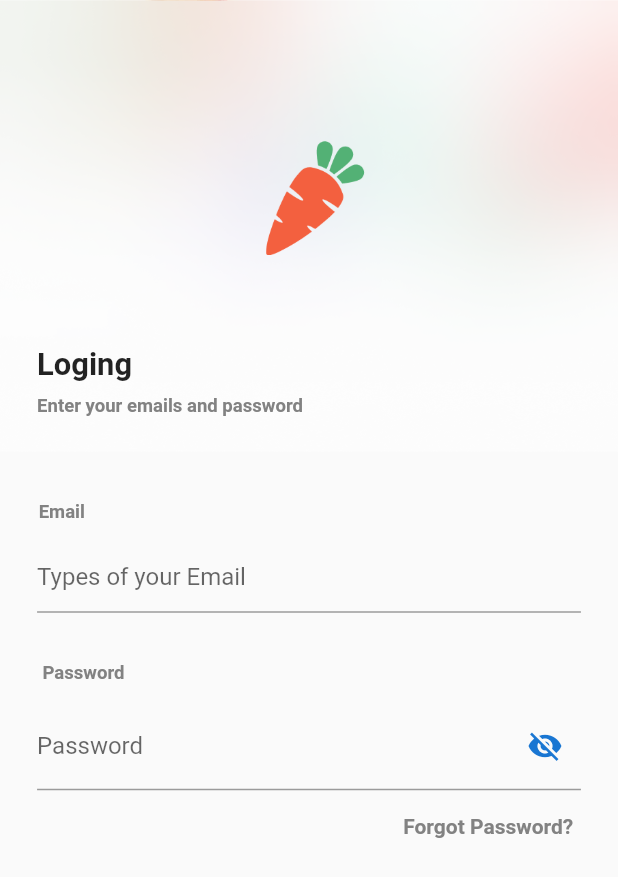
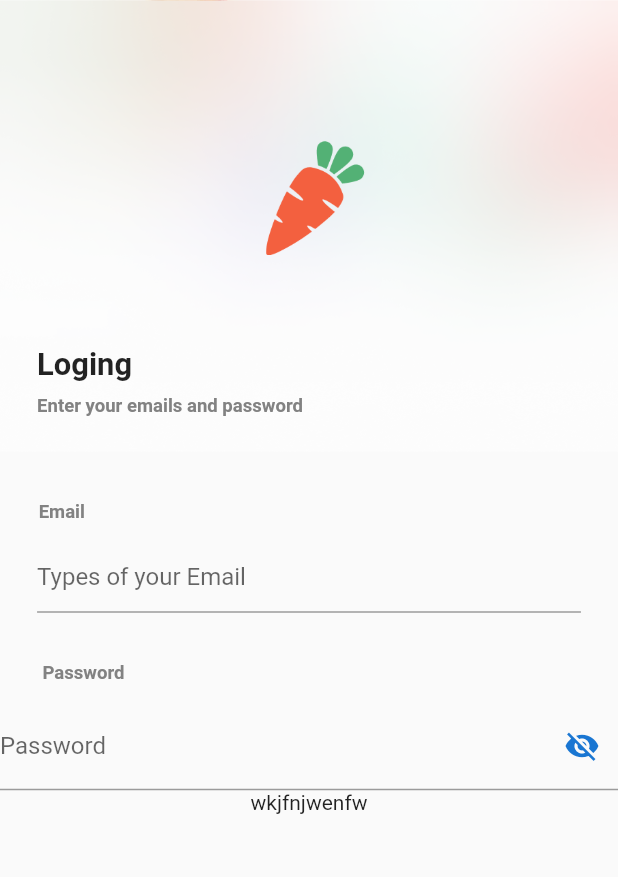
Before and after one commit to Farrux45/nectar, a Flutter app: the LoginInPage screen opened directly, on a phone screen of 412 x 824 dp. Shown: the top 877 px of the screen. Run offline on Flutter 3.47's test engine with Material 2 defaults, Android fonts, the light colour scheme and no system bars; our stand-ins replace animated_splash_screen, intl_phone_field.

Commit message:
next Upload

```diff
--- a/lib/screens/log_in_page.dart
+++ b/lib/screens/logIn_page.dart
@@ -1,9 +1,11 @@
 import 'package:flutter/material.dart';
 import 'package:flutter/src/foundation/key.dart';
 import 'package:flutter/src/widgets/framework.dart';
+import 'package:nectar_app/core/_widget/image_cont_button.dart';
 import 'package:nectar_app/core/_widget/my_stack_widget.dart';
 import 'package:nectar_app/core/constants/color_const.dart';
 import 'package:nectar_app/core/extension/extension_page.dart';
+import 'package:nectar_app/screens/sign_in_page.dart';
 
 class LoginInPage extends StatefulWidget {
   const LoginInPage({Key? key}) : super(key: key);
@@ -14,14 +16,16 @@ class LoginInPage extends StatefulWidget {
 
 class _LoginInPageState extends State<LoginInPage> {
   bool _passwordVisible = false;
-
-  @override
-  Widget build(BuildContext context) {
   final TextEditingController _textController = TextEditingController();
     final TextEditingController _userPasswordController =
         TextEditingController();
 
+  @override
+  Widget build(BuildContext context) {
+
+
     return Scaffold(
+      resizeToAvoidBottomInset: false,
       body: Column(
         crossAxisAlignment: CrossAxisAlignment.center,
         children: [
@@ -66,19 +70,14 @@ class _LoginInPageState extends State<LoginInPage> {
               ),
             ),
           ),
-          SizedBox(
-            height: context.h * 0.015,
-          ),
-          Padding(
-            padding: EdgeInsets.symmetric(horizontal: context.w * 0.06),
-            child: TextFormField(
+          SizedBox(height: context.h * 0.015),
+          TextFormField(
             keyboardType: TextInputType.number,
             controller: _userPasswordController,
-              obscureText:
-                  !_passwordVisible, //This will obscure text dynamically
+            obscureText: !_passwordVisible, //This will obscure text dynamically
             decoration: InputDecoration(
               labelText: 'Password',
-                hintText: 'Enter your password',
+              hintText: 'Enter your passworrd',
               // Here is key idea
               suffixIcon: IconButton(
                 icon: Icon(
@@ -88,24 +87,16 @@ class _LoginInPageState extends State<LoginInPage> {
                 ),
                 onPressed: () {
                   // Update the state i.e. toogle the state of passwordVisible variable
-                    setState(() {
+                  setState(
+                    () {
                       _passwordVisible = !_passwordVisible;
-                    });
+                    },
+                  );
                 },
               ),
             ),
           ),
-          ),
-          Padding(
-            padding: EdgeInsets.only(top: context.h * 0.02, left: context.w * 0.58 ),
-            child: Text(
-              "Forgot Password?",
-              style: TextStyle(
-                color: ColorConst.grey,
-                fontWeight: FontWeight.w600,
-              ),
-            ),
-          )
+          Text("wkjfnjwenfw"),
         ],
       ),
      );
--- /dev/null
+++ b/lib/screens/sign_in_page.dart
@@ -0,0 +1,17 @@
+import 'package:flutter/material.dart';
+import 'package:flutter/src/foundation/key.dart';
+import 'package:flutter/src/widgets/framework.dart';
+
+class SignInPage extends StatefulWidget {
+  const SignInPage({Key? key}) : super(key: key);
+
+  @override
+  State<SignInPage> createState() => _SingInPageState();
+}
+
+class _SingInPageState extends State<SignInPage> {
+  @override
+  Widget build(BuildContext context) {
+    return Scaffold();
+  }
+}
```
Also changed, not shown: lib/screens/six_page.dart (+4 -3 lines), assets/images/fon2.png (added), 1 other file. Lines whose indentation alone changed are shown as unchanged.
